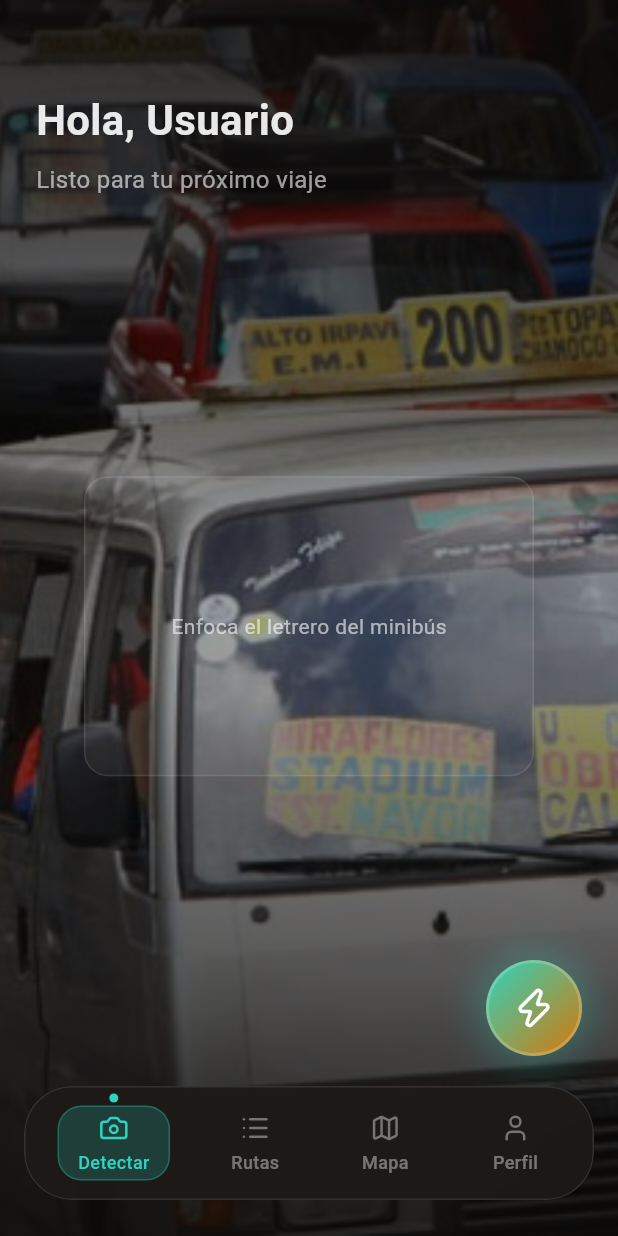
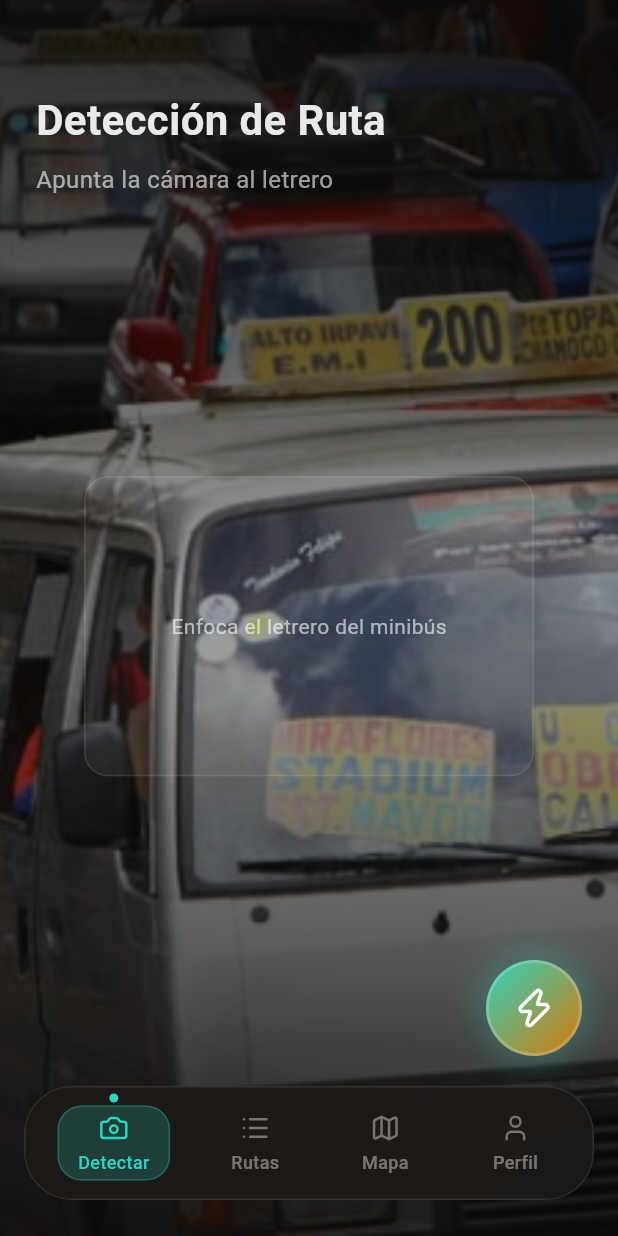
Before and after one commit to Esme0123/Transporte-Smart-La-Paz, a Flutter app: the screen it shows after launch, on a phone screen of 412 x 824 dp. Run offline on Flutter 3.47's test engine with Material 3 defaults, Android fonts, the phone set to English and light mode, and no system bars; our stand-ins replace lucide_flutter.

Commit message:
Arreglos para manejar favoritos, y nuevas funcionalidades pendientes

```diff
--- a/transporte_smart_app/lib/main.dart
+++ b/transporte_smart_app/lib/main.dart
@@ -1,12 +1,13 @@
-
 import 'package:flutter/material.dart';
 import 'dart:ui';
 import 'package:lucide_flutter/lucide_flutter.dart';
 import 'package:transporte_smart_app/theme/app_colors.dart';
+import 'package:transporte_smart_app/models/route_model.dart'; // Importa tu modelo
 import 'package:transporte_smart_app/screens/camera_screen.dart';
 import 'package:transporte_smart_app/screens/routes_screen.dart';
 import 'package:transporte_smart_app/screens/map_screen.dart';
 import 'package:transporte_smart_app/screens/profile_screen.dart';
+import 'package:transporte_smart_app/screens/result_screen.dart'; // Importa la pantalla de resultado
 
 void main() {
   runApp(const MyApp());
@@ -22,9 +23,7 @@
       debugShowCheckedModeBanner: false,
       theme: ThemeData(
         brightness: Brightness.dark,
-        // Usa tus colores definidos
         scaffoldBackgroundColor: AppColors.background,
-        // Define el color de los íconos de nav inactivos
         bottomNavigationBarTheme: const BottomNavigationBarThemeData(
           unselectedItemColor: AppColors.textInactive,
         ),
@@ -34,7 +33,6 @@
   }
 }
 
-// Este widget es el contenedor principal, como tu App.tsx
 class AppShell extends StatefulWidget {
   const AppShell({super.key});
 
@@ -43,20 +41,56 @@
 }
 
 class _AppShellState extends State<AppShell> {
-  int _selectedIndex = 0; // 0: Detectar, 1: Rutas, 2: Mapa, 3: Perfil
+  int _selectedIndex = 0;
 
-  // Lista de las pantallas (las importamos arriba)
-  static const List<Widget> _screens = <Widget>[
-    CameraScreen(),
-    RoutesScreen(),
-    MapScreen(),
-    ProfileScreen(),
-  ];
+  // --- ESTADO CENTRALIZADO ---
+  List<String> _favoriteRoutes = ['273']; // Ejemplo de favorito inicial
+  AppRoute? _selectedRoute; // La ruta que se está viendo (null si no hay ninguna)
 
+  // --- FUNCIONES DE MANEJO DE ESTADO ---
   void _onItemTapped(int index) {
     setState(() {
       _selectedIndex = index;
     });
+  }
+
+  void _toggleFavorite(String routeNumber) {
+    setState(() {
+      if (_favoriteRoutes.contains(routeNumber)) {
+        _favoriteRoutes.remove(routeNumber);
+      } else {
+        _favoriteRoutes.add(routeNumber);
+      }
+    });
+  }
+
+  void _showResult(AppRoute route) {
+    setState(() {
+      _selectedRoute = route;
+    });
+  }
+
+  void _hideResult() {
+    setState(() {
+      _selectedRoute = null;
+    });
+  }
+
+  // --- CONSTRUCTOR DE PANTALLAS ---
+  // (Ya no es 'static const', ahora es un método)
+  List<Widget> _buildScreens() {
+    return [
+      CameraScreen(
+        onShowResult: _showResult,
+      ),
+      RoutesScreen(
+        favoriteRoutes: _favoriteRoutes,
+        onToggleFavorite: _toggleFavorite,
+        onShowResult: _showResult,
+      ),
+      const MapScreen(),
+      const ProfileScreen(),
+    ];
   }
 
   @override
@@ -64,21 +98,32 @@
     return Scaffold(
       body: Stack(
         children: [
-          // IndexedStack mantiene el estado de las pantallas
-          // cuando cambias de pestaña
+          // --- PANTALLAS DE NAVEGACIÓN ---
           IndexedStack(
             index: _selectedIndex,
-            children: _screens,
+            children: _buildScreens(),
           ),
 
-          // Aquí construimos nuestra barra de navegación personalizada
-          _buildCustomNavBar(),
+          // --- BARRA DE NAVEGACIÓN (Condicional) ---
+          // Solo se muestra si NO estamos viendo un resultado
+          if (_selectedRoute == null)
+            _buildCustomNavBar(),
+
+          // --- PANTALLA DE RESULTADO (Condicional) ---
+          // Se muestra como un 'overlay' si una ruta está seleccionada
+          if (_selectedRoute != null)
+            ResultScreen(
+              route: _selectedRoute!,
+              favoriteRoutes: _favoriteRoutes,
+              onToggleFavorite: _toggleFavorite,
+              onClose: _hideResult, // Pasa la función para cerrar
+            ),
         ],
       ),
     );
   }
 
-  // --- WIDGET DE NAVEGACIÓN PERSONALIZADO ---
+  // --- WIDGET DE NAVEGACIÓN PERSONALIZADO (Sin cambios) ---
   Widget _buildCustomNavBar() {
     return Positioned(
       bottom: 24.0,
@@ -91,34 +136,17 @@
           child: Container(
             padding: const EdgeInsets.symmetric(horizontal: 8.0, vertical: 12.0),
             decoration: BoxDecoration(
-              // 4. USA TUS COLORES DEFINIDOS
-              color: AppColors.surface.withOpacity(0.95), // bg-[#1C1917]/95
-              border: Border.all(color: AppColors.border), // border-white/10
+              color: AppColors.surface.withOpacity(0.95),
+              border: Border.all(color: AppColors.border),
               borderRadius: BorderRadius.circular(32.0),
             ),
             child: Row(
               mainAxisAlignment: MainAxisAlignment.spaceAround,
               children: [
-                _buildNavItem(
-                  icon: LucideIcons.camera,
-                  label: "Detectar",
-                  index: 0,
-                ),
-                _buildNavItem(
-                  icon: LucideIcons.list,
-                  label: "Rutas",
-                  index: 1,
-                ),
-                _buildNavItem(
-                  icon: LucideIcons.map,
-                  label: "Mapa",
-                  index: 2,
-                ),
-                _buildNavItem(
-                  icon: LucideIcons.user,
-                  label: "Perfil",
-                  index: 3,
-                ),
+                _buildNavItem(icon: LucideIcons.camera, label: "Detectar", index: 0),
+                _buildNavItem(icon: LucideIcons.list, label: "Rutas", index: 1),
+                _buildNavItem(icon: LucideIcons.map, label: "Mapa", index: 2),
+                _buildNavItem(icon: LucideIcons.user, label: "Perfil", index: 3),
               ],
             ),
           ),
@@ -127,14 +155,12 @@
     );
   }
 
-  // --- ÍTEM DE NAVEGACIÓN (AHORA USA AppColors) ---
-
+  // --- WIDGET PARA CADA BOTÓN DE NAVEGACIÓN (Sin cambios) ---
   Widget _buildNavItem(
       {required IconData icon, required String label, required int index}) {
     final bool isActive = _selectedIndex == index;
-
-    final Color activeColor = AppColors.primary;     // text-[#2DD4BF]
-    final Color inactiveColor = AppColors.textInactive; // text-white/40
+    final Color activeColor = AppColors.primary;
+    final Color inactiveColor = AppColors.textInactive;
 
     return GestureDetector(
       onTap: () => _onItemTapped(index),
@@ -149,9 +175,7 @@
             height: 50,
             padding: const EdgeInsets.all(4.0),
             decoration: BoxDecoration(
-              color: isActive
-                  ? activeColor.withOpacity(0.2)
-                  : Colors.transparent,
+              color: isActive ? activeColor.withOpacity(0.2) : Colors.transparent,
               borderRadius: BorderRadius.circular(16.0),
               border: isActive
                   ? Border.all(color: AppColors.borderActive)
@@ -178,7 +202,6 @@
               ],
             ),
           ),
-
           if (isActive)
             Positioned(
               top: -8,
--- a/transporte_smart_app/lib/screens/camera_screen.dart
+++ b/transporte_smart_app/lib/screens/camera_screen.dart
@@ -2,16 +2,20 @@ import 'package:flutter/material.dart';
 import 'package:lucide_flutter/lucide_flutter.dart';
 import 'package:transporte_smart_app/theme/app_colors.dart';
 import 'package:transporte_smart_app/models/route_model.dart';
-import 'package:transporte_smart_app/screens/result_screen.dart';
+// ¡Ya no necesitamos importar ResultScreen aquí!
 
 class CameraScreen extends StatelessWidget {
-  const CameraScreen({super.key});
+  // --- PARÁMETRO REQUERIDO ---
+  final Function(AppRoute) onShowResult;
+
+  const CameraScreen({
+    super.key,
+    required this.onShowResult,
+  });
 
   // --- FUNCIÓN DE NAVEGACIÓN SIMULADA ---
-  // (Esto es lo que tu 'onDetect' hacía en React)
   void _simulateDetection(BuildContext context) {
-    // 1. Creamos una ruta de prueba (harcoded)
-    // En el futuro, esto vendrá de la IA.
+    // 1. Creamos una ruta de prueba
     final Map<String, dynamic> fakeJson = {
       "nombre": "C. Chuquiaguillo - San Pedro",
       "paradas": {
@@ -31,33 +35,26 @@ class CameraScreen extends StatelessWidget {
     };
     final AppRoute testRoute = AppRoute.fromJson("273", fakeJson);
 
-    // 2. Navegamos a la pantalla de resultados
-    Navigator.push(
-      context,
-      MaterialPageRoute(
-        builder: (context) => ResultScreen(route: testRoute),
-      ),
-    );
+    // 2. --- CAMBIO ---
+    // Ya no usamos Navigator.push. Llamamos a la función del padre.
+    onShowResult(testRoute);
   }
 
   @override
   Widget build(BuildContext context) {
     return Scaffold(
-      backgroundColor: Colors.transparent, // El fondo ya está en main.dart
+      backgroundColor: Colors.transparent,
       body: Stack(
-        fit: StackFit.expand, // Para que el fondo ocupe todo
+        fit: StackFit.expand,
         children: [
-          // --- 1. Fondo de Cámara Simulado ---
+          // --- Fondo de Cámara Simulado ---
           Image.asset(
             'assets/images/camera_bg.jpg',
             fit: BoxFit.cover,
           ),
-          // Filtro de desenfoque y opacidad
           Container(
             color: AppColors.background.withOpacity(0.4),
           ),
-
-          // --- 2. Overlay de Gradiente (como en CameraScreen.tsx) ---
           Container(
             decoration: BoxDecoration(
               gradient: LinearGradient(
@@ -73,15 +70,15 @@ class CameraScreen extends StatelessWidget {
             ),
           ),
 
-          // --- 3. Contenido Principal ---
+          // --- Contenido Principal ---
           Padding(
             padding: const EdgeInsets.symmetric(horizontal: 24.0).copyWith(top: 60.0),
             child: Column(
               crossAxisAlignment: CrossAxisAlignment.start,
               children: [
-                // Encabezado
+                // --- CAMBIO DE TEXTO (Paso anterior) ---
                 Text(
-                  "Hola, Usuario", // Puedes cambiar esto
+                  "Detección de Ruta",
                   style: TextStyle(
                     color: AppColors.textPrimary,
                     fontSize: 28,
@@ -90,42 +87,36 @@ class CameraScreen extends StatelessWidget {
                 ),
                 const SizedBox(height: 8),
                 Text(
-                  "Listo para tu próximo viaje",
+                  "Apunta la cámara al letrero",
                   style: TextStyle(
                     color: AppColors.textSecondary,
                     fontSize: 16,
                   ),
                 ),
-
-                // --- 4. Área de "Scanner" ---
                 Expanded(
                   child: Center(
                     child: _buildScannerArea(),
                   ),
                 ),
-
-                // Espacio para el botón flotante
                 const SizedBox(height: 120),
               ],
             ),
           ),
 
-          // --- 5. Botón de "Zap" (Detección) ---
+          // --- Botón de "Zap" (Detección) ---
           _buildZapButton(context),
         ],
       ),
     );
   }
 
-  // Widget para el área de escaneo
+  // Widget para el área de escaneo (Sin cambios)
   Widget _buildScannerArea() {
     return Container(
       width: 300,
       height: 200,
       decoration: BoxDecoration(
-        // bg-white/5
         color: AppColors.surfaceLight,
-        // border-white/10
         border: Border.all(color: AppColors.border),
         borderRadius: BorderRadius.circular(16),
       ),
@@ -138,10 +129,10 @@ class CameraScreen extends StatelessWidget {
     );
   }
 
-  // Widget para el botón "Zap" (como en CameraScreen.tsx)
+  // Widget para el botón "Zap" (Sin cambios)
   Widget _buildZapButton(BuildContext context) {
     return Positioned(
-      bottom: 120, // Altura para que quede justo encima de la nav
+      bottom: 120,
       right: 24,
       child: InkWell(
         onTap: () => _simulateDetection(context), // Llama a la simulación
@@ -151,13 +142,11 @@ class CameraScreen extends StatelessWidget {
           height: 64,
           decoration: BoxDecoration(
             shape: BoxShape.circle,
-            // bg-gradient-to-br from-[#2DD4BF] to-[#D97706]
             gradient: const LinearGradient(
               colors: [AppColors.primary, AppColors.secondary],
               begin: Alignment.topLeft,
               end: Alignment.bottomRight,
             ),
-            // border-2 border-white/20
             border: Border.all(color: Colors.white.withOpacity(0.2), width: 2),
             boxShadow: [
               BoxShadow(
```
Also changed, not shown: transporte_smart_app/lib/screens/map_screen.dart (+30 -1 lines), transporte_smart_app/lib/screens/placeholder_screen.dart (added, +38 -0 lines), transporte_smart_app/lib/screens/profile_screen.dart (+16 -4 lines), transporte_smart_app/lib/screens/result_screen.dart (+59 -83 lines), transporte_smart_app/lib/screens/routes_screen.dart (+89 -100 lines).
